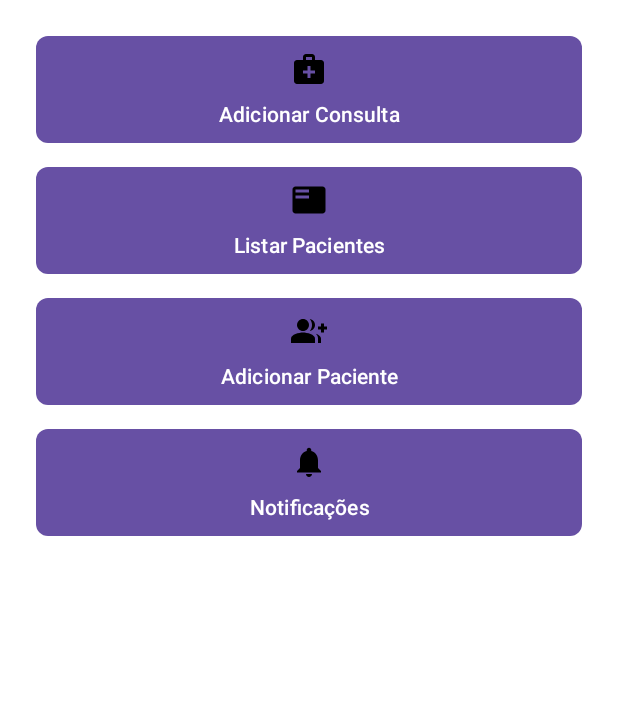
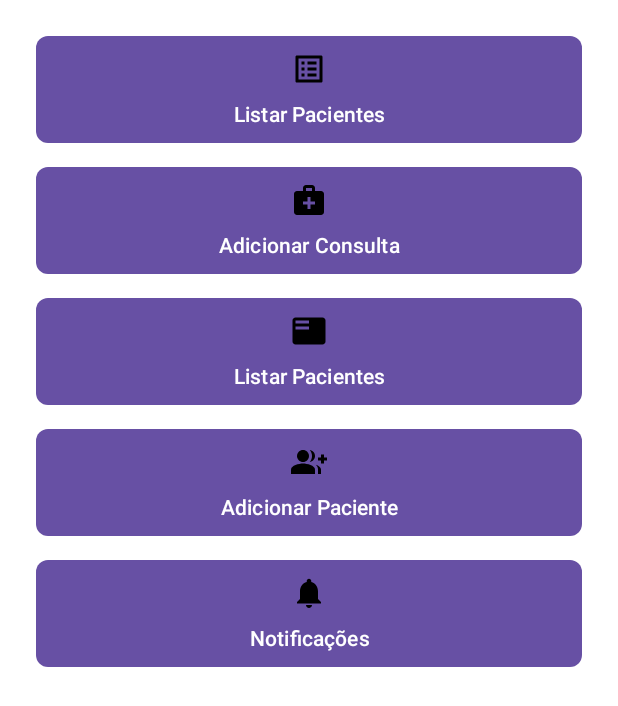
Before and after one commit to joao-vittorr/AvaliacaoConsultaMedicaAppAndroidComApiEmJava, an Android app: the HomeActivity screen opened directly, with no data from a screen before it, on a phone screen of 412 x 824 dp. Shown: the top 706 px of the screen. Run offline under Robolectric (Android 15) with nearby library versions, the phone set to English and light mode, and no system bars.

Commit message:
adicionando tela de lista de consultas

```diff
--- a/app/src/main/AndroidManifest.xml
+++ b/app/src/main/AndroidManifest.xml
@@ -35,6 +35,10 @@
         <activity
             android:name=".NotificacoesActivity"
             android:exported="true" />
+        <activity
+            android:name=".ListaConsultasActivity"
+            android:exported="true" />
+
 
     </application>
 </manifest>
--- a/app/src/main/java/com/example/consultamedicaapp/HomeActivity.java
+++ b/app/src/main/java/com/example/consultamedicaapp/HomeActivity.java
@@ -13,6 +13,7 @@ public class HomeActivity extends AppCompatActivity {
     private Button btnAddConsulta;
     private Button btnListPaciente;
     private Button btnAddPaciente;
+    private Button btnListConsultas;
     private Button btnNotifications;
 
     @Override
@@ -22,6 +23,7 @@ public class HomeActivity extends AppCompatActivity {
 
         btnAddConsulta = findViewById(R.id.btnAddConsulta);
         btnListPaciente = findViewById(R.id.btnListPaciente);
+        btnListConsultas = findViewById(R.id.btnListConsultas);
         btnAddPaciente = findViewById(R.id.btnAddPaciente);
         btnNotifications = findViewById(R.id.btnNotifications);
 
@@ -29,6 +31,13 @@ public class HomeActivity extends AppCompatActivity {
             @Override
             public void onClick(View v) {
                 startActivity(new Intent(HomeActivity.this, CadastroConsultaActivity.class));
+            }
+        });
+
+        btnListConsultas.setOnClickListener(new View.OnClickListener() {
+            @Override
+            public void onClick(View v) {
+                startActivity(new Intent(HomeActivity.this, ListaConsultasActivity.class));
             }
         });
 
--- /dev/null
+++ b/app/src/main/res/drawable/list_consultas.xml
@@ -0,0 +1,5 @@
+<vector xmlns:android="http://schemas.android.com/apk/res/android" android:autoMirrored="true" android:height="24dp" android:tint="#000000" android:viewportHeight="24" android:viewportWidth="24" android:width="24dp">
+
+    <path android:fillColor="@android:color/white" android:pathData="M19,5v14L5,19L5,5h14m1.1,-2L3.9,3c-0.5,0 -0.9,0.4 -0.9,0.9v16.2c0,0.4 0.4,0.9 0.9,0.9h16.2c0.4,0 0.9,-0.5 0.9,-0.9L21,3.9c0,-0.5 -0.5,-0.9 -0.9,-0.9zM11,7h6v2h-6L11,7zM11,11h6v2h-6v-2zM11,15h6v2h-6zM7,7h2v2L7,9zM7,11h2v2L7,13zM7,15h2v2L7,17z"/>
+
+</vector>
--- a/app/src/main/res/layout/activity_home.xml
+++ b/app/src/main/res/layout/activity_home.xml
@@ -8,6 +8,22 @@
     android:gravity="center"
     android:orientation="horizontal"
     android:background="@android:color/white">
+
+    <Button
+        android:id="@+id/btnListConsultas"
+        android:layout_width="0dp"
+        android:layout_height="wrap_content"
+        android:layout_margin="8dp"
+        android:layout_columnSpan="2"
+        android:layout_columnWeight="1"
+        android:layout_row="0"
+        android:background="@drawable/btn_background"
+        android:drawableTop="@drawable/list_consultas"
+        android:gravity="center"
+        android:text="Listar Pacientes"
+        android:textAllCaps="false"
+        android:textColor="@android:color/white"
+        android:textSize="14sp" />
 
     <Button
         android:id="@+id/btnAddConsulta"
```
Also changed, not shown: app/src/main/java/com/example/consultamedicaapp/ListaConsultasActivity.java (+129 -1 lines), app/src/main/res/layout/activity_lista_consultas.xml (added, +22 -0 lines).
